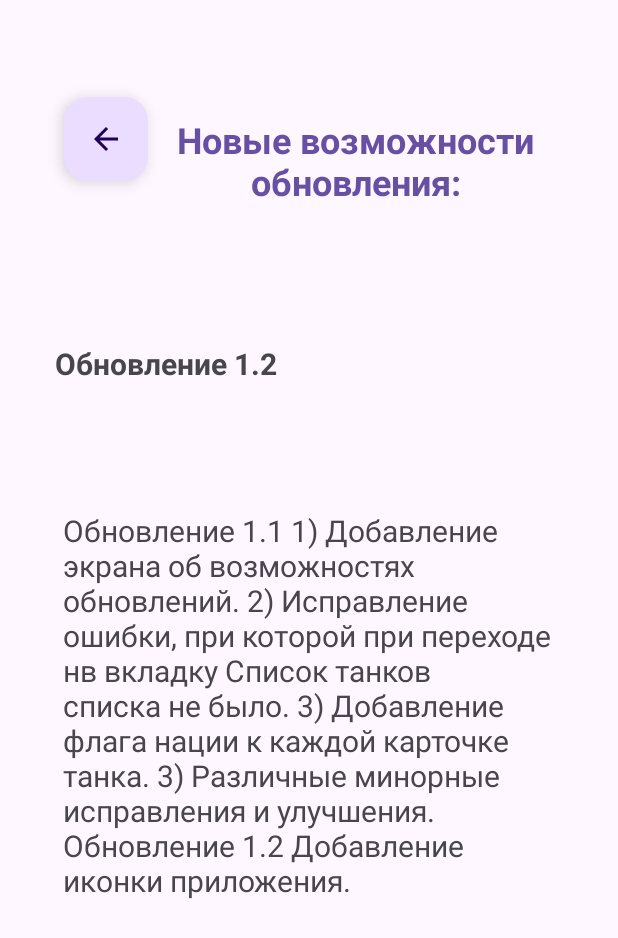
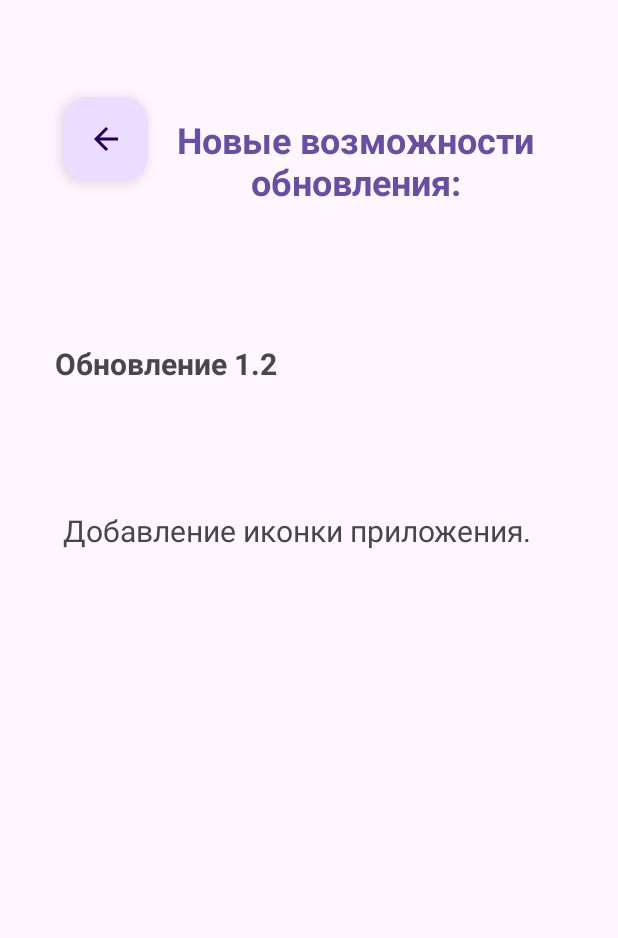
Before and after one commit to AlphaProject-Corporation/FBW_TanksGuide, an Android app: the Updates screen opened directly, with no data from a screen before it, on a phone screen of 412 x 824 dp. Shown: the top 938 px of the screen. Run offline under Robolectric (Android 15) with nearby library versions, the phone set to English and light mode, and no system bars.

Commit message:
Update 1.2 Final Developed by AlphaProject Corp.

```diff
--- a/app/src/main/res/layout/activity_head.xml
+++ b/app/src/main/res/layout/activity_head.xml
@@ -7,8 +7,8 @@
     tools:context=".HeadActivity">
 
     <LinearLayout
-        android:layout_width="180dp"
-        android:layout_height="319dp"
+        android:layout_width="221dp"
+        android:layout_height="227dp"
         android:orientation="vertical"
         app:layout_constraintBottom_toBottomOf="parent"
         app:layout_constraintEnd_toEndOf="parent"
--- a/app/src/main/res/layout/activity_main.xml
+++ b/app/src/main/res/layout/activity_main.xml
@@ -53,7 +53,7 @@
         android:layout_width="345dp"
         android:layout_height="26dp"
         android:gravity="center"
-        android:text="v.1.1   Разработано корпорацией Project"
+        android:text="@string/app_version"
         app:layout_constraintBottom_toBottomOf="parent"
         app:layout_constraintEnd_toEndOf="parent"
         app:layout_constraintStart_toStartOf="parent"
--- a/app/src/main/res/values/strings.xml
+++ b/app/src/main/res/values/strings.xml
@@ -1,14 +1,8 @@
 <resources>
     <string name="app_name">Танки FBW</string>
+    <string name="app_version">Версия 1.2 | Разработано корпорацией Project</string>
     <string name="head_description">Здесь собрана информация и ТТХ почти всех танков, находящихся на вооружении армий FBW и Альянса. Обратите внимание, что со временем характеристики могут меняться.</string>
     <string name="updateName">Обновление 1.2</string>
     <string name="updateDescription">
-    Обновление 1.1
-    1) Добавление экрана об возможностях обновлений.
-    2) Исправление ошибки, при которой при переходе нв вкладку "Список танков" списка не было.
-    3) Добавление флага нации к каждой карточке танка.
-    3) Различные минорные исправления и улучшения.
-
-    Обновление 1.2
     Добавление иконки приложения.</string>
 </resources>
```
